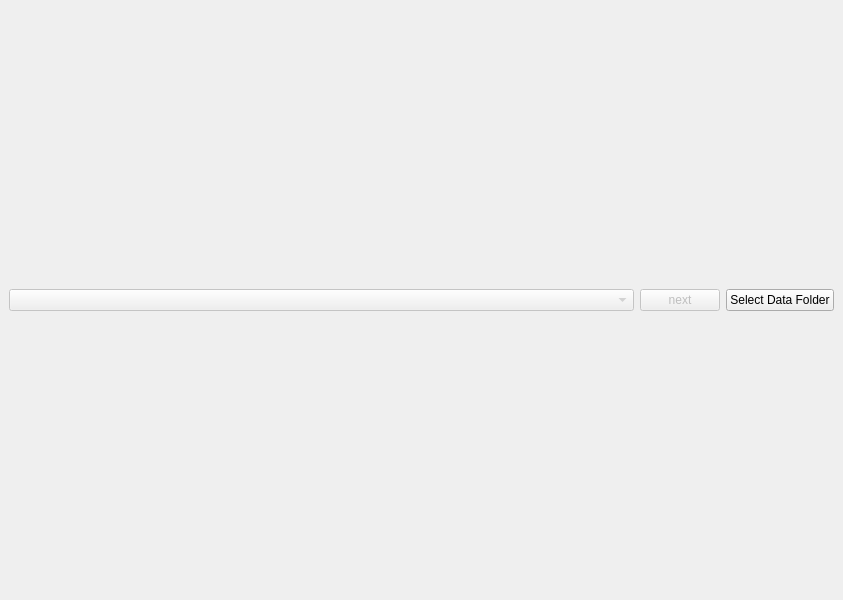
First picture: the form in region_gui/layout.ui, repository dedan/DrosCalciumAnalyse, before the edit.
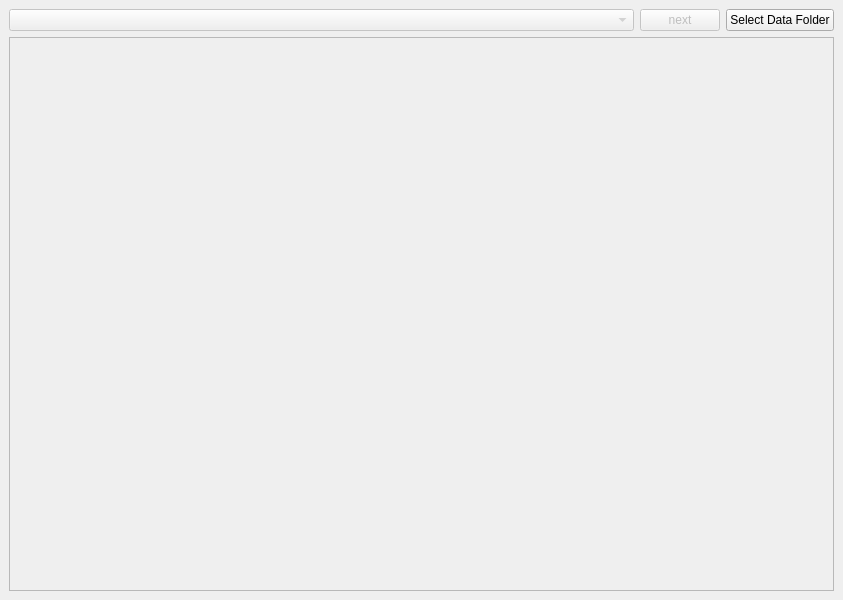
Second picture: the form after the edit.

Commit message: add basics for scrolling window..

Diff of the .ui file:
```diff
--- a/region_gui/layout.ui
+++ b/region_gui/layout.ui
@@ -55,7 +55,21 @@
        </layout>
       </item>
       <item>
-       <layout class="QHBoxLayout" name="horizontalLayout_4"/>
+       <widget class="QScrollArea" name="scrollArea">
+        <property name="widgetResizable">
+         <bool>true</bool>
+        </property>
+        <widget class="QWidget" name="scrollAreaWidgetContents">
+         <property name="geometry">
+          <rect>
+           <x>0</x>
+           <y>0</y>
+           <width>815</width>
+           <height>530</height>
+          </rect>
+         </property>
+        </widget>
+       </widget>
       </item>
      </layout>
     </item>
```
The commit also changes 1 other file.
